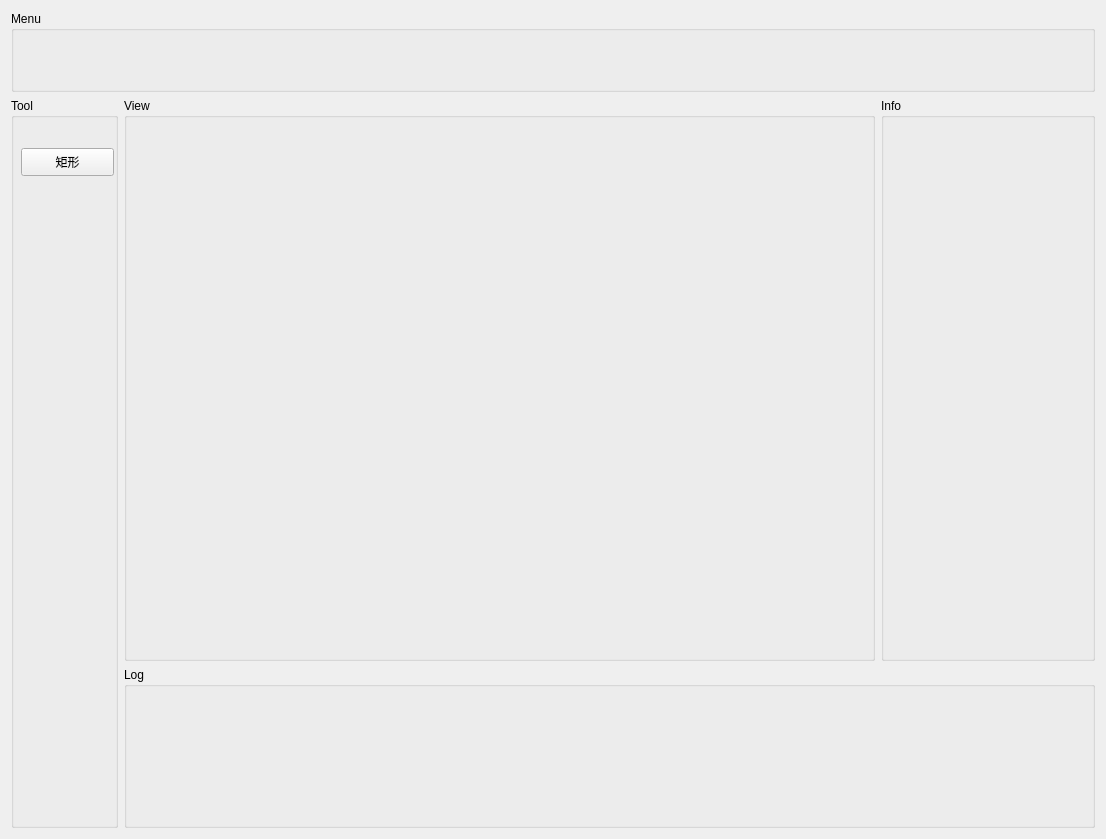
Qt form Qt/QGraphicsView/Draw/Draw.ui (Link230130/Road2CPP) before a commit.
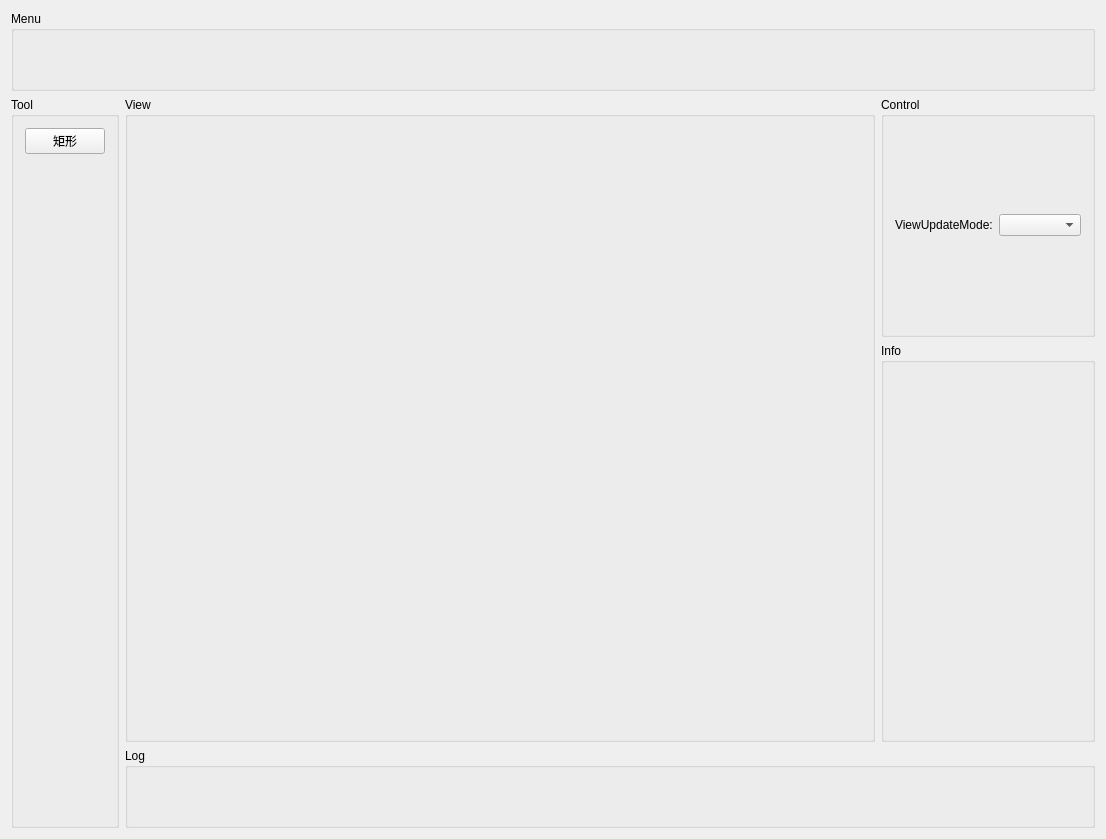
The same form after that commit.

Commit message: 修复矩形框花屏问题

```diff
--- a/Qt/QGraphicsView/Draw/Draw.ui
+++ b/Qt/QGraphicsView/Draw/Draw.ui
@@ -13,7 +13,7 @@
   <property name="windowTitle">
    <string>CDraw</string>
   </property>
-  <layout class="QGridLayout" name="gridLayout" rowstretch="1,7,2" columnstretch="1,7,2">
+  <layout class="QGridLayout" name="gridLayout" rowstretch="1,3,5,1" columnstretch="1,7,2">
    <item row="0" column="0" colspan="3">
     <widget class="QGroupBox" name="MenuBox">
      <property name="title">
@@ -21,27 +21,36 @@
      </property>
     </widget>
    </item>
-   <item row="1" column="0" rowspan="2">
+   <item row="1" column="0" rowspan="3">
     <widget class="QGroupBox" name="ToolBox">
      <property name="title">
       <string>Tool</string>
      </property>
-     <widget class="QPushButton" name="rectBtn">
-      <property name="geometry">
-       <rect>
-        <x>10</x>
-        <y>50</y>
-        <width>93</width>
-        <height>28</height>
-       </rect>
-      </property>
-      <property name="text">
-       <string>矩形</string>
-      </property>
-     </widget>
+     <layout class="QVBoxLayout" name="verticalLayout">
+      <item>
+       <widget class="QPushButton" name="rectBtn">
+        <property name="text">
+         <string>矩形</string>
+        </property>
+       </widget>
+      </item>
+      <item>
+       <spacer name="verticalSpacer">
+        <property name="orientation">
+         <enum>Qt::Vertical</enum>
+        </property>
+        <property name="sizeHint" stdset="0">
+         <size>
+          <width>20</width>
+          <height>40</height>
+         </size>
+        </property>
+       </spacer>
+      </item>
+     </layout>
     </widget>
    </item>
-   <item row="1" column="1">
+   <item row="1" column="1" rowspan="2">
     <widget class="QGroupBox" name="ViewBox">
      <property name="title">
       <string>View</string>
@@ -49,13 +58,32 @@
     </widget>
    </item>
    <item row="1" column="2">
+    <widget class="QGroupBox" name="ControlBox">
+     <property name="title">
+      <string>Control</string>
+     </property>
+     <layout class="QGridLayout" name="gridLayout_2">
+      <item row="0" column="0">
+       <widget class="QLabel" name="viewModeLab">
+        <property name="text">
+         <string>ViewUpdateMode:</string>
+        </property>
+       </widget>
+      </item>
+      <item row="0" column="1">
+       <widget class="QComboBox" name="viewUpdateModeComBox"/>
+      </item>
+     </layout>
+    </widget>
+   </item>
+   <item row="2" column="2">
     <widget class="QGroupBox" name="InfoBox">
      <property name="title">
       <string>Info</string>
      </property>
     </widget>
    </item>
-   <item row="2" column="1" colspan="2">
+   <item row="3" column="1" colspan="2">
     <widget class="QGroupBox" name="LogBox">
      <property name="title">
       <string>Log</string>
```
The commit also changes 6 other files.
